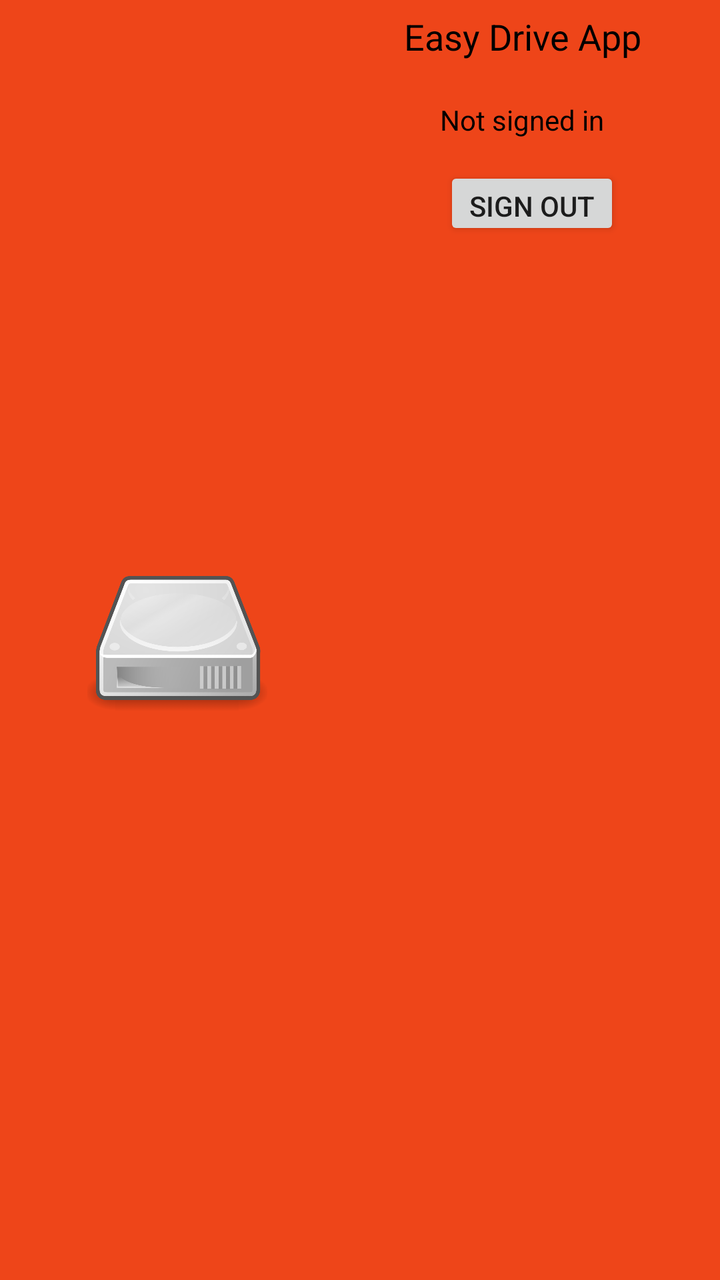
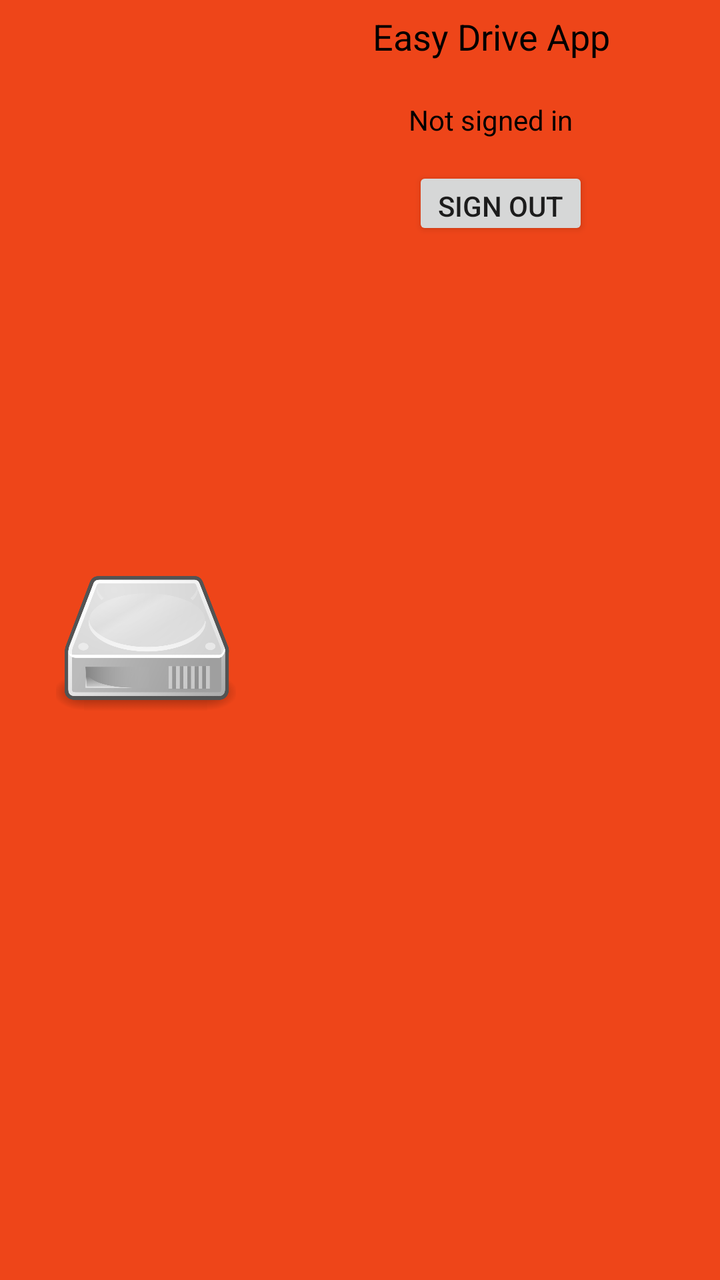

Screens rendered from an Android XML layout before and after an edit, with the pre-edit source and the edit as a unified diff.
<!-- AndroidManifest.xml: application theme AppTheme -->
<!-- res/layout/nav_header.xml -->
<?xml version="1.0" encoding="utf-8"?>
<LinearLayout xmlns:android="http://schemas.android.com/apk/res/android"
    xmlns:app="http://schemas.android.com/apk/res-auto"
    android:orientation="vertical"
    android:layout_width="match_parent"
    android:layout_height="wrap_content"
    android:gravity="center"
    android:background="@color/colorPrimaryDark">

    <LinearLayout
        android:layout_width="match_parent"
        android:orientation="horizontal"
        android:layout_height="match_parent">

        <ImageView

            android:layout_width="0dp"
            android:layout_height="90dp"
            android:layout_gravity="center"
            android:layout_marginTop="1dp"
            android:layout_marginBottom="1dp"
            android:layout_weight="1"
            app:srcCompat="@drawable/harddrive" />

        <LinearLayout
            android:layout_width="0dp"
            android:layout_height="120dp"
            android:layout_marginRight="5dp"
            android:layout_marginBottom="5dp"
            android:layout_weight="1"
            android:orientation="vertical">

            <TextView
                android:layout_width="match_parent"
                android:layout_height="0dp"
                android:layout_gravity="center_horizontal"
                android:layout_marginRight="5dp"
                android:layout_marginBottom="5dp"
                android:layout_weight="1"
                android:gravity="center|center_horizontal"
                android:text="Easy Drive App"
                android:textColor="@color/black"
                android:textSize="18sp" />

            <TextView
                android:id="@+id/tvUserNav"
                android:layout_width="match_parent"
                android:layout_height="0dp"
                android:layout_gravity="center_horizontal"
                android:layout_marginRight="5dp"
                android:layout_marginBottom="5dp"
                android:layout_weight="1"
                android:gravity="center|center_horizontal"
                android:text="Not signed in"
                android:textColor="@color/black"
                android:textSize="14sp" />

            <Button
                android:id="@+id/btSignOut"
                android:layout_width="wrap_content"
                android:layout_height="0dp"
                android:layout_gravity="center_horizontal"
                android:layout_weight="1"
                android:text="Sign Out" />


        </LinearLayout>

    </LinearLayout>

</LinearLayout>
<!-- resources referenced by this layout -->
<resources>
  <color name="black">#000000</color>
  <color name="colorPrimaryDark">#EE4519</color>
  <!-- drawable harddrive: png bitmap (drawable, 52173 bytes) -->
  <style name="AppTheme" parent="Theme.AppCompat.Light.NoActionBar">
          
          <item name="colorPrimary">@color/colorPrimary</item>
          <item name="colorPrimaryDark">@color/colorPrimaryDark</item>
          <item name="colorAccent">@color/colorAccent</item>
      </style>
  <color name="colorPrimary">#FFFFFF</color>
  <color name="colorAccent">#4E0013</color>
</resources>

<!-- the commit's change to res/layout/nav_header.xml (unified diff, before → after) -->
@@ -19,7 +19,7 @@
             android:layout_gravity="center"
             android:layout_marginTop="1dp"
             android:layout_marginBottom="1dp"
-            android:layout_weight="1"
+            android:layout_weight="0.7"
             app:srcCompat="@drawable/harddrive" />
 
         <LinearLayout
